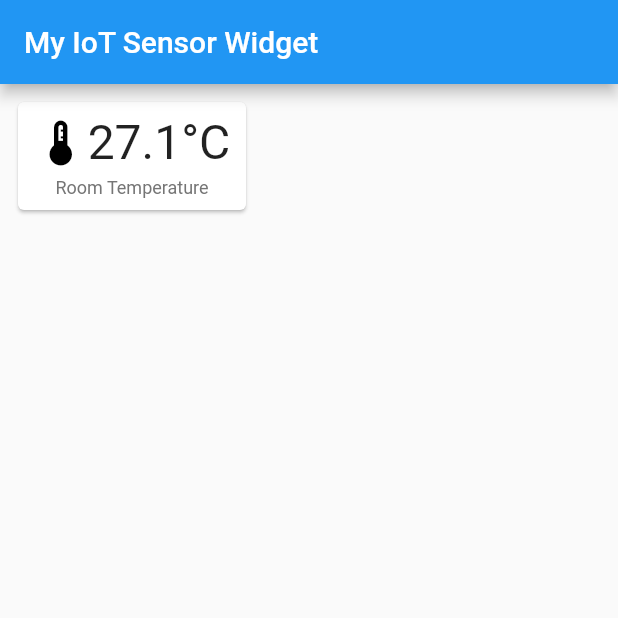
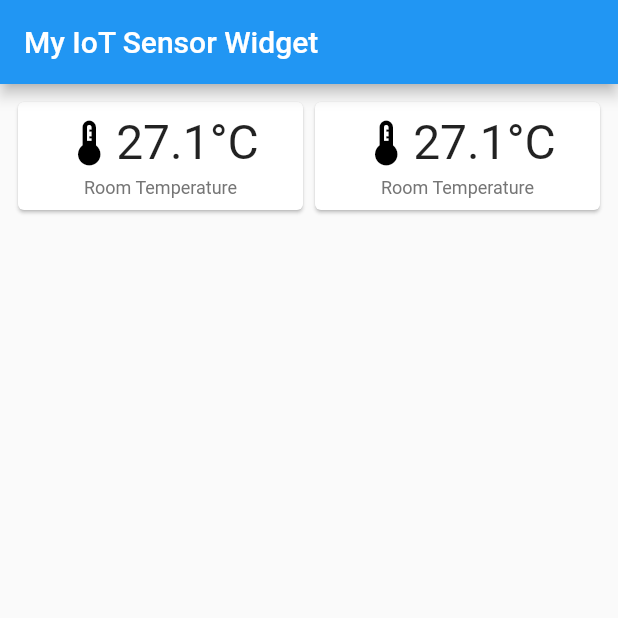
Before and after one commit to alwint3r/sensortile, a Flutter app: the screen it shows after launch, on a phone screen of 412 x 824 dp, the top half of it. Run offline on Flutter 3.47's test engine with Material 2 defaults, Android fonts, the phone set to English and light mode, and no system bars.

Commit message:
display two card using expanded widget

```diff
--- a/lib/main.dart
+++ b/lib/main.dart
@@ -39,8 +39,9 @@ class _MyHomePageState extends State<MyHomePage> {
         padding: const EdgeInsets.all(8.0),
         child: Column(
           children: [
-            SizedBox(
-              width: 160,
+            Row(
+              children: [
+                Expanded(
                   child: Card(
                     child: Padding(
                       padding: const EdgeInsets.all(8.0),
@@ -76,6 +77,45 @@ class _MyHomePageState extends State<MyHomePage> {
                       ),
                     ),
                   ),
+                ),
+                Expanded(
+                  child: Card(
+                    child: Padding(
+                      padding: const EdgeInsets.all(8.0),
+                      child: Column(
+                        crossAxisAlignment: CrossAxisAlignment.center,
+                        mainAxisAlignment: MainAxisAlignment.center,
+                        children: [
+                          Row(
+                            crossAxisAlignment: CrossAxisAlignment.center,
+                            mainAxisAlignment: MainAxisAlignment.center,
+                            children: const [
+                              Icon(Icons.thermostat,
+                                  color: Colors.black,
+                                  size: 36.0,
+                                  semanticLabel: 'Temperature Sensor'),
+                              Text(
+                                '27.1°C',
+                                style: TextStyle(fontSize: 32),
+                              ),
+                            ],
+                          ),
+                          Padding(
+                            padding: const EdgeInsets.only(top: 4.0),
+                            child: Text(
+                              'Room Temperature',
+                              style: TextStyle(
+                                color: Colors.grey[600],
+                                fontSize: 12,
+                              ),
+                            ),
+                          ),
+                        ],
+                      ),
+                    ),
+                  ),
+                ),
+              ],
             )
           ],
         ),
```
Lines whose indentation alone changed are shown as unchanged.
